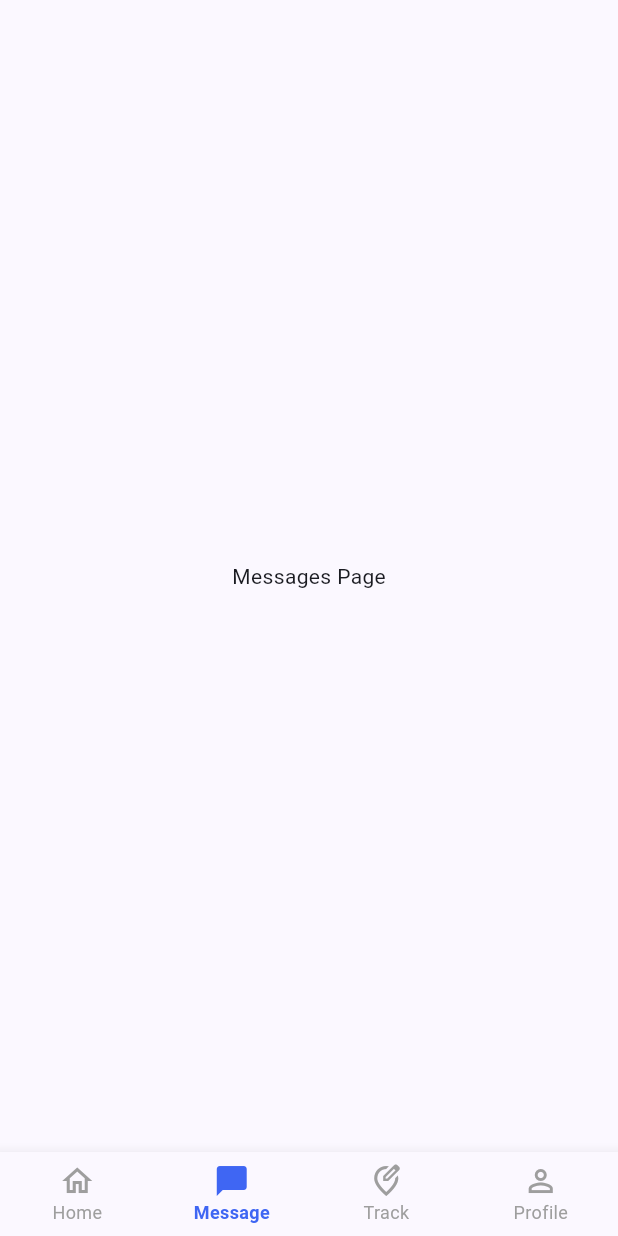
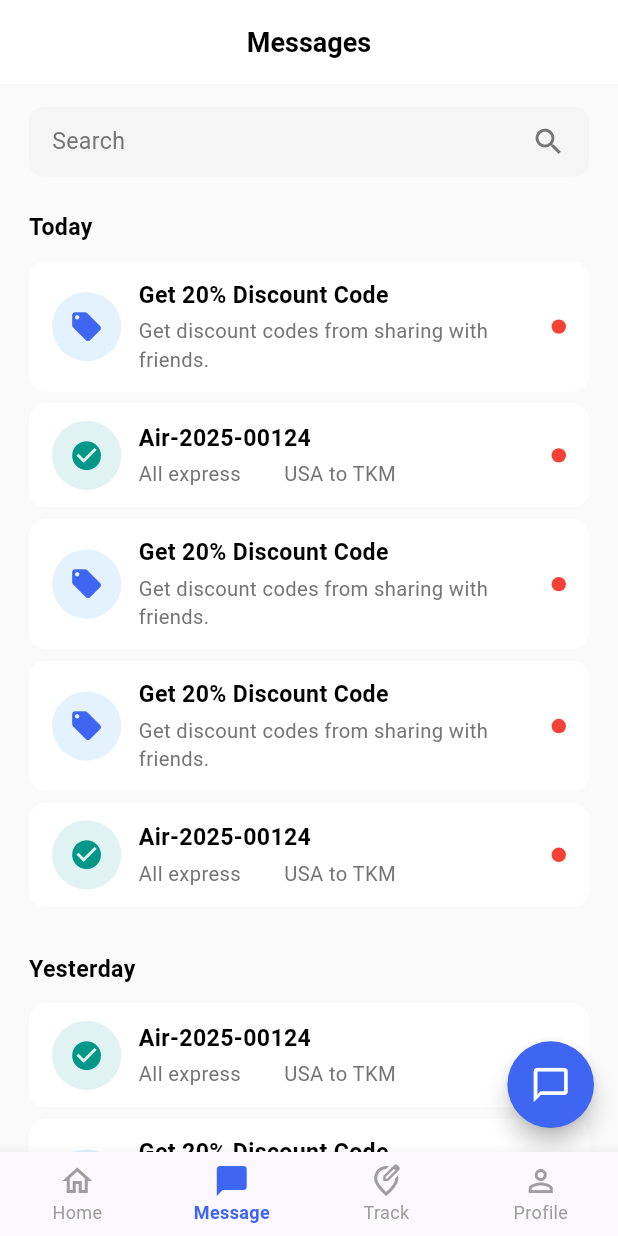
Before and after one commit to jasurbabajanow/yuu-sell-logistic, a Flutter app: the screen it shows after launch, item 2 of the bottom bar chosen, on a phone screen of 412 x 824 dp. Run offline on Flutter 3.47's test engine with Material 3 defaults, Android fonts, the phone set to English and light mode, and no system bars; our stand-ins replace flutter_svg, intl_phone_number_input, pinput, timelines_plus; network calls fail.

Commit message:
messages page added

```diff
--- a/lib/main_page.dart
+++ b/lib/main_page.dart
@@ -1,6 +1,7 @@
 import 'package:flutter/material.dart';
 import 'package:yuu_sell/core/theme/app_colors.dart';
 import 'package:yuu_sell/presentation/screens/home/home_page.dart';
+import 'package:yuu_sell/presentation/screens/messages/messages_page.dart';
 import 'package:yuu_sell/presentation/screens/profile/profile_page.dart';
 
 class MainPage extends StatefulWidget {
@@ -18,7 +19,7 @@ class _MainPageState extends State<MainPage> {
     return Scaffold(
       body: [
         const HomePage(),
-        const Center(child: Text('Messages Page')),
+        const MessagesPage(),
         const Center(child: Text('Track Page')),
         const ProfilePage(),
       ][selectedIndex],
--- /dev/null
+++ b/lib/presentation/screens/messages/components/message_item.dart
@@ -0,0 +1,96 @@
+import 'package:flutter/material.dart';
+import 'package:yuu_sell/core/constants/app_sizes.dart';
+
+class MessageItem extends StatelessWidget {
+  final String title;
+  final String subtitle;
+  final IconData icon;
+  final Color iconBgColor;
+  final Color iconColor;
+  final bool hasUnread;
+  final VoidCallback? onTap;
+
+  const MessageItem({
+    super.key,
+    required this.title,
+    required this.subtitle,
+    required this.icon,
+    required this.iconBgColor,
+    required this.iconColor,
+    this.hasUnread = false,
+    this.onTap,
+  });
+
+  @override
+  Widget build(BuildContext context) {
+    final ratio = AppSizes.ratio(context);
+    return GestureDetector(
+      onTap: onTap,
+      child: Container(
+        padding: EdgeInsets.symmetric(
+          horizontal: 16 * ratio,
+          vertical: 12 * ratio,
+        ),
+        margin: EdgeInsets.only(bottom: 8 * ratio),
+        decoration: BoxDecoration(
+          color: Colors.white,
+          borderRadius: BorderRadius.circular(12 * ratio),
+        ),
+        child: Row(
+          children: [
+            // Icon
+            Container(
+              width: 48 * ratio,
+              height: 48 * ratio,
+              decoration: BoxDecoration(
+                color: iconBgColor,
+                shape: BoxShape.circle,
+              ),
+              child: Icon(
+                icon,
+                color: iconColor,
+                size: 24 * ratio,
+              ),
+            ),
+            SizedBox(width: 12 * ratio),
+            // Content
+            Expanded(
+              child: Column(
+                crossAxisAlignment: CrossAxisAlignment.start,
+                children: [
+                  Text(
+                    title,
+                    style: TextStyle(
+                      fontSize: 16 * ratio,
+                      fontWeight: FontWeight.w600,
+                      color: Colors.black,
+                    ),
+                  ),
+                  SizedBox(height: 4 * ratio),
+                  Text(
+                    subtitle,
+                    style: TextStyle(
+                      fontSize: 14 * ratio,
+                      fontWeight: FontWeight.w400,
+                      color: Colors.grey.shade600,
+                    ),
+                  ),
+                ],
+              ),
+            ),
+            // Unread indicator
+            if (hasUnread)
+              Container(
+                width: 10 * ratio,
+                height: 10 * ratio,
+                decoration: const BoxDecoration(
+                  color: Colors.red,
+                  shape: BoxShape.circle,
+                ),
+              ),
+          ],
+        ),
+      ),
+    );
+  }
+}
--- /dev/null
+++ b/lib/presentation/screens/messages/messages_page.dart
@@ -0,0 +1,182 @@
+import 'package:flutter/material.dart';
+import 'package:yuu_sell/core/constants/app_sizes.dart';
+import 'package:yuu_sell/core/theme/app_colors.dart';
+import 'package:yuu_sell/presentation/screens/messages/components/message_item.dart';
+import 'package:yuu_sell/presentation/screens/messages/message_details_page.dart';
+
+class MessagesPage extends StatelessWidget {
+  const MessagesPage({super.key});
+
+  @override
+  Widget build(BuildContext context) {
+    final ratio = AppSizes.ratio(context);
+    return Scaffold(
+      backgroundColor: Colors.grey.shade50,
+      appBar: AppBar(
+        backgroundColor: Colors.white,
+        elevation: 0,
+        centerTitle: true,
+        title: const Text(
+          'Messages',
+          style: TextStyle(
+            color: Colors.black,
+            fontWeight: FontWeight.w600,
+            fontSize: 18,
+          ),
+        ),
+      ),
+      floatingActionButton: SizedBox(
+        width: 60 * ratio,
+        height: 60 * ratio,
+        child: FloatingActionButton(
+          backgroundColor: AppColors.main,
+          shape: const CircleBorder(),
+          onPressed: () {},
+          child: Icon(
+            Icons.chat_bubble_outline,
+            color: Colors.white,
+            size: 28 * ratio,
+          ),
+        ),
+      ),
+      body: SingleChildScrollView(
+        child: Padding(
+          padding: EdgeInsets.symmetric(horizontal: 20 * ratio),
+          child: Column(
+            crossAxisAlignment: CrossAxisAlignment.start,
+            children: [
+              SizedBox(height: 16 * ratio),
+              // Search Bar
+              Container(
+                padding: EdgeInsets.symmetric(
+                  horizontal: 16 * ratio,
+                  vertical: 12 * ratio,
+                ),
+                decoration: BoxDecoration(
+                  color: Colors.grey.shade100,
+                  borderRadius: BorderRadius.circular(10 * ratio),
+                ),
+                child: Row(
+                  children: [
+                    Expanded(
+                      child: Text(
+                        'Search',
+                        style: TextStyle(
+                          fontSize: 16 * ratio,
+                          color: Colors.grey.shade600,
+                          fontWeight: FontWeight.w400,
+                        ),
+                      ),
+                    ),
+                    Icon(
+                      Icons.search,
+                      color: Colors.grey.shade600,
+                      size: 24 * ratio,
+                    ),
+                  ],
+                ),
+              ),
+              SizedBox(height: 24 * ratio),
+
+              // Today Section
+              Text(
+                'Today',
+                style: TextStyle(
+                  fontSize: 16 * ratio,
+                  fontWeight: FontWeight.w600,
+                  color: Colors.black,
+                ),
+              ),
+              SizedBox(height: 12 * ratio),
+              MessageItem(
+                title: 'Get 20% Discount Code',
+                subtitle: 'Get discount codes from sharing with friends.',
+                icon: Icons.local_offer,
+                iconBgColor: Colors.blue.shade50,
+                iconColor: AppColors.main,
+                hasUnread: true,
+              ),
+              MessageItem(
+                title: 'Air-2025-00124',
+                subtitle: 'All express        USA to TKM',
+                icon: Icons.check_circle,
+                iconBgColor: Colors.teal.shade50,
+                iconColor: Colors.teal,
+                hasUnread: true,
+                onTap: () {
+                  Navigator.push(
+                    context,
+                    MaterialPageRoute(
+                      builder: (context) => const MessageDetailsPage(),
+                    ),
+                  );
+                },
+              ),
+              MessageItem(
+                title: 'Get 20% Discount Code',
+                subtitle: 'Get discount codes from sharing with friends.',
+                icon: Icons.local_offer,
+                iconBgColor: Colors.blue.shade50,
+                iconColor: AppColors.main,
+                hasUnread: true,
+              ),
+              MessageItem(
+                title: 'Get 20% Discount Code',
+                subtitle: 'Get discount codes from sharing with friends.',
+                icon: Icons.local_offer,
+                iconBgColor: Colors.blue.shade50,
+                iconColor: AppColors.main,
+                hasUnread: true,
+              ),
+              MessageItem(
+                title: 'Air-2025-00124',
+                subtitle: 'All express        USA to TKM',
+                icon: Icons.check_circle,
+                iconBgColor: Colors.teal.shade50,
+                iconColor: Colors.teal,
+                hasUnread: true,
+              ),
+              SizedBox(height: 24 * ratio),
+
+              // Yesterday Section
+              Text(
+                'Yesterday',
+                style: TextStyle(
+                  fontSize: 16 * ratio,
+                  fontWeight: FontWeight.w600,
+                  color: Colors.black,
+                ),
+              ),
+              SizedBox(height: 12 * ratio),
+              MessageItem(
+                title: 'Air-2025-00124',
+                subtitle: 'All express        USA to TKM',
+                icon: Icons.check_circle,
+                iconBgColor: Colors.teal.shade50,
+                iconColor: Colors.teal,
+                hasUnread: true,
+              ),
+              MessageItem(
+                title: 'Get 20% Discount Code',
+                subtitle: 'Get discount codes from sharing with friends.',
+                icon: Icons.local_offer,
+                iconBgColor: Colors.blue.shade50,
+                iconColor: AppColors.main,
+                hasUnread: true,
+              ),
+              MessageItem(
+                title: 'Air-2025-00124',
+                subtitle: 'All express        USA to TKM',
+                icon: Icons.check_circle,
+                iconBgColor: Colors.teal.shade50,
+                iconColor: Colors.teal,
+                hasUnread: true,
+              ),
+              SizedBox(height: 100 * ratio),
+            ],
+          ),
+        ),
+      ),
+    );
+  }
+}
```
Also changed, not shown: lib/presentation/screens/messages/message_details_page.dart (added, +154 -0 lines).
